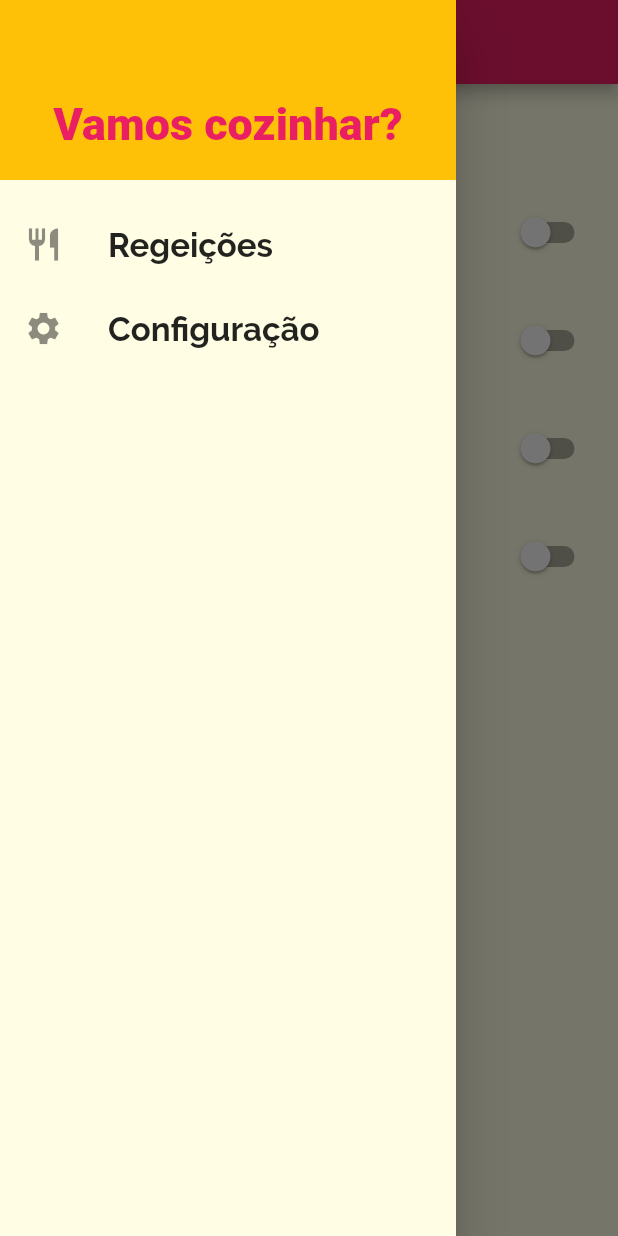
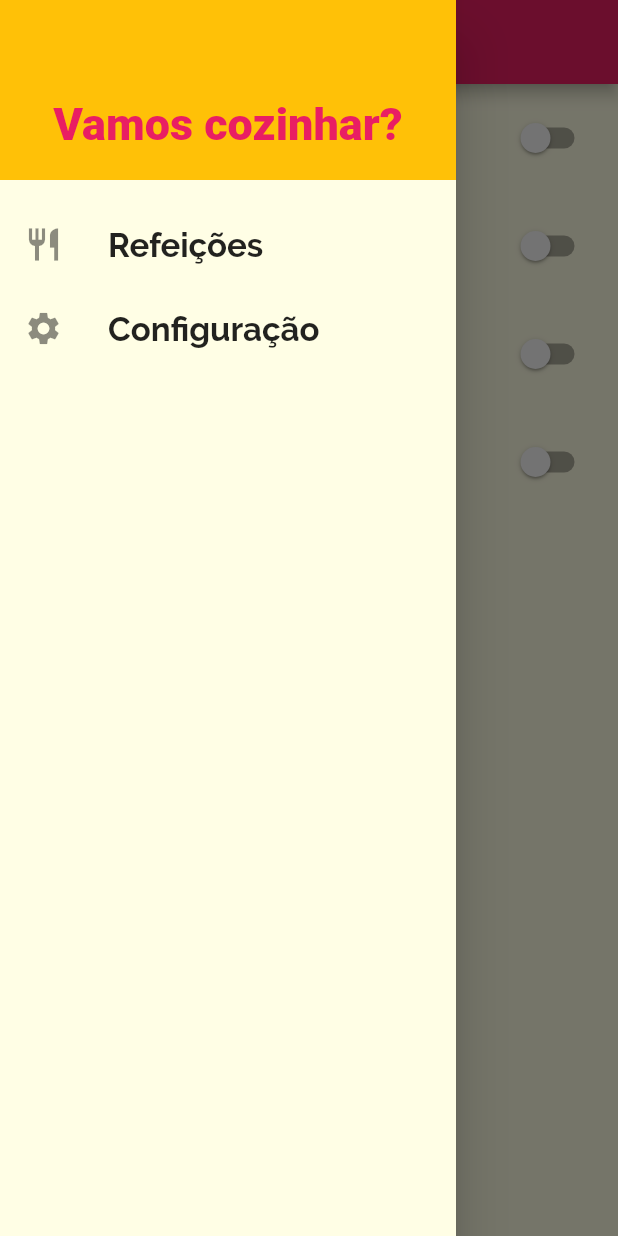
Before and after one commit to genivalc/Refei-es-Deli, a Flutter app: the SettingsScreen screen opened by its route, with the side drawer open, on a phone screen of 412 x 824 dp. Run offline on Flutter 3.47's test engine with Material 2 defaults, Android fonts, the phone set to English and light mode, and no system bars.

Commit message:
Update README

```diff
--- a/lib/components/main_drawer.dart
+++ b/lib/components/main_drawer.dart
@@ -40,7 +40,7 @@ class MainDrawer extends StatelessWidget {
           ),
           _createItem(
               Icons.restaurant,
-              "Regeições",
+              "Refeições",
               () => Navigator.of(context).pushReplacementNamed(
                   AppRoutes.HOME)), //remover a ultima e adicionar a atual
           _createItem(
--- a/lib/screens/settings_screen.dart
+++ b/lib/screens/settings_screen.dart
@@ -46,13 +46,13 @@ class _SettingsScreenState extends State<SettingsScreen> {
       drawer: MainDrawer(),
       body: Column(
         children: <Widget>[
-          Container(
-            padding: EdgeInsets.all(20),
-            child: Text(
-              "Configurações",
-              style: Theme.of(context).textTheme.headline6,
-            ),
-          ),
+          // Container(
+          //   padding: EdgeInsets.all(20),
+          //   child: Text(
+          //     "Configurações",
+          //     style: Theme.of(context).textTheme.headline6,
+          //   ),
+          // ),
           Expanded(
               child: ListView(
             children: <Widget>[
```
Also changed, not shown: assets-github/tela1.jpeg (added), assets-github/tela2.jpeg (added), assets-github/tela3.jpeg (added), assets-github/tela4.jpeg (added), assets-github/tela5.jpeg (added), assets-github/tela6.jpeg (added), 1 other file.
